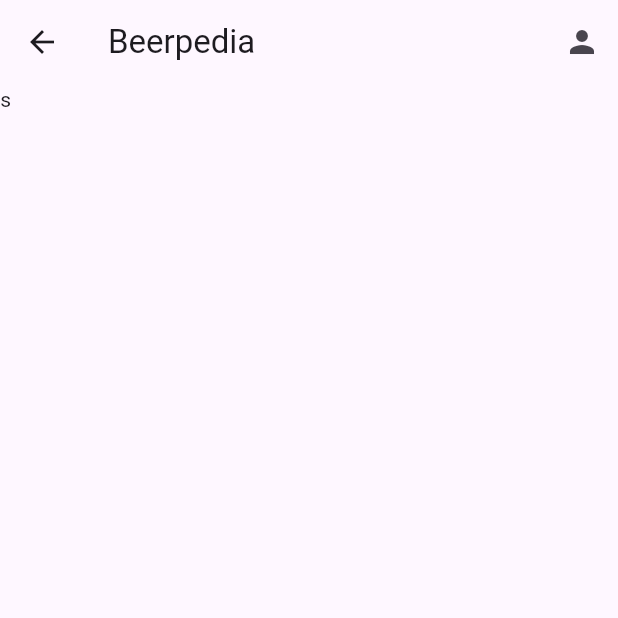
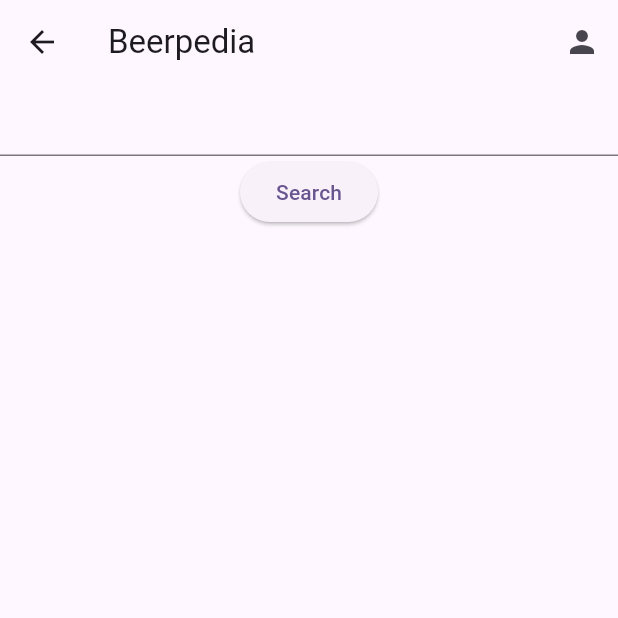
Before and after one commit to konradkulak/beer_ranking, a Flutter app: the BeerpediaPage screen opened directly, on a phone screen of 412 x 824 dp, the top half of it. Run offline on Flutter 3.47's test engine with Material 3 defaults, Android fonts, the phone set to English and light mode, and no system bars; our stand-ins replace bloc, cloud_firestore, dio, firebase_auth, firebase_core, flutter_bloc; missing offline and left inert: firebase_ui_auth; accounts and stored records are empty.

Commit message:
Modify BeerpediaPage to use new API endpoint. Add search button

```diff
--- a/lib/features/beerpedia/pages/beerpedia_page.dart
+++ b/lib/features/beerpedia/pages/beerpedia_page.dart
@@ -55,21 +55,21 @@ class BeerpediaPage extends StatelessWidget {
             body: Column(
               children: [
                 if (beerpediaModel != null)
-                    BeerpediaContent(
+                  _BeerpediaContent(
                     beerpediaModel: beerpediaModel,
                   ),
-                  const Text('s')
+                _BeerpediaSearch()
               ],
-              ));
+            ),
+          );
         },
       ),
     );
   }
 }
 
-class BeerpediaContent extends StatelessWidget {
-  const BeerpediaContent({
-    super.key,
+class _BeerpediaContent extends StatelessWidget {
+  const _BeerpediaContent({
     required this.beerpediaModel,
   });
 
@@ -77,14 +77,41 @@ class BeerpediaContent extends StatelessWidget {
 
   @override
   Widget build(BuildContext context) {
+    return BlocBuilder<BeerpediaCubit, BeerpediaState>(
+      builder: (context, state) {
         return Column(
           children: [
-        Text(beerpediaModel.beer),
-        Text(beerpediaModel.brewery),
-        Text(beerpediaModel.style),
+            Text(beerpediaModel.title),
+            Text(beerpediaModel.alcohol),
+            Text(beerpediaModel.description),
             Text(beerpediaModel.country),
-        Text(beerpediaModel.state),
-        Text(beerpediaModel.score.toString()),
+          ],
+        );
+      },
+    );
+  }
+}
+
+class _BeerpediaSearch extends StatelessWidget {
+  _BeerpediaSearch();
+
+  final _controller = TextEditingController();
+
+  @override
+  Widget build(BuildContext context) {
+    return Column(
+      children: [
+        TextField(
+          controller: _controller,
+        ),
+        ElevatedButton(
+          onPressed: () {
+            context
+                .read<BeerpediaCubit>()
+                .getBeerpediaModel(title: _controller.text);
+          },
+          child: const Text('Search'),
+        ),
       ],
     );
   }
```
Lines whose indentation alone changed are shown as unchanged.
